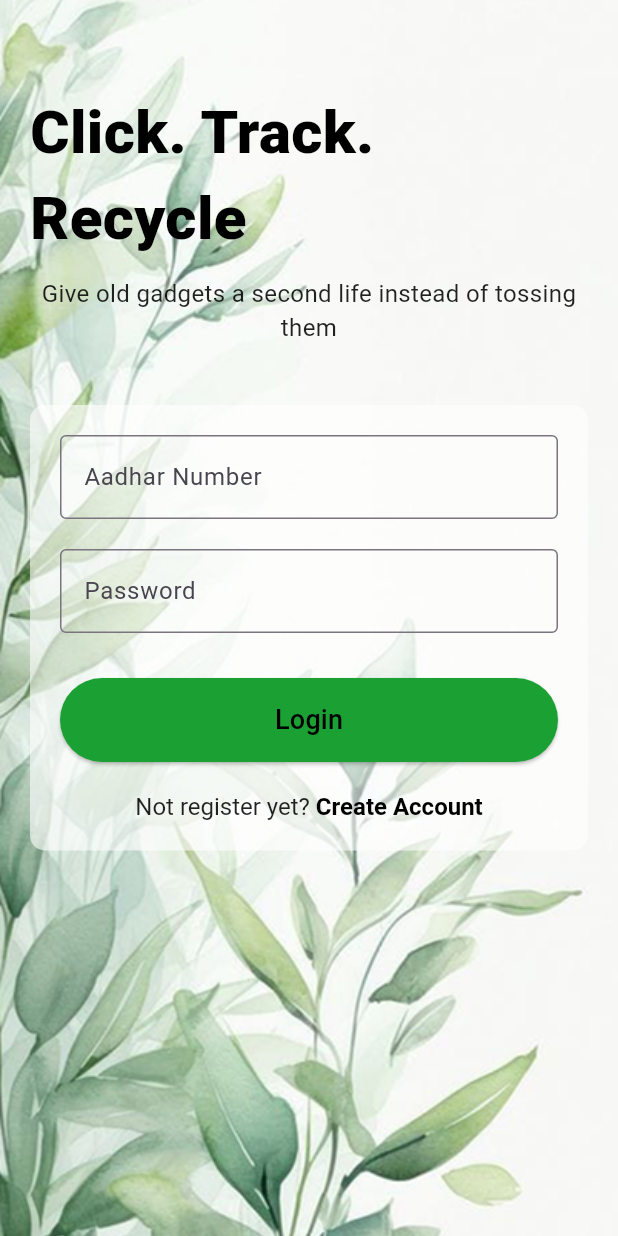
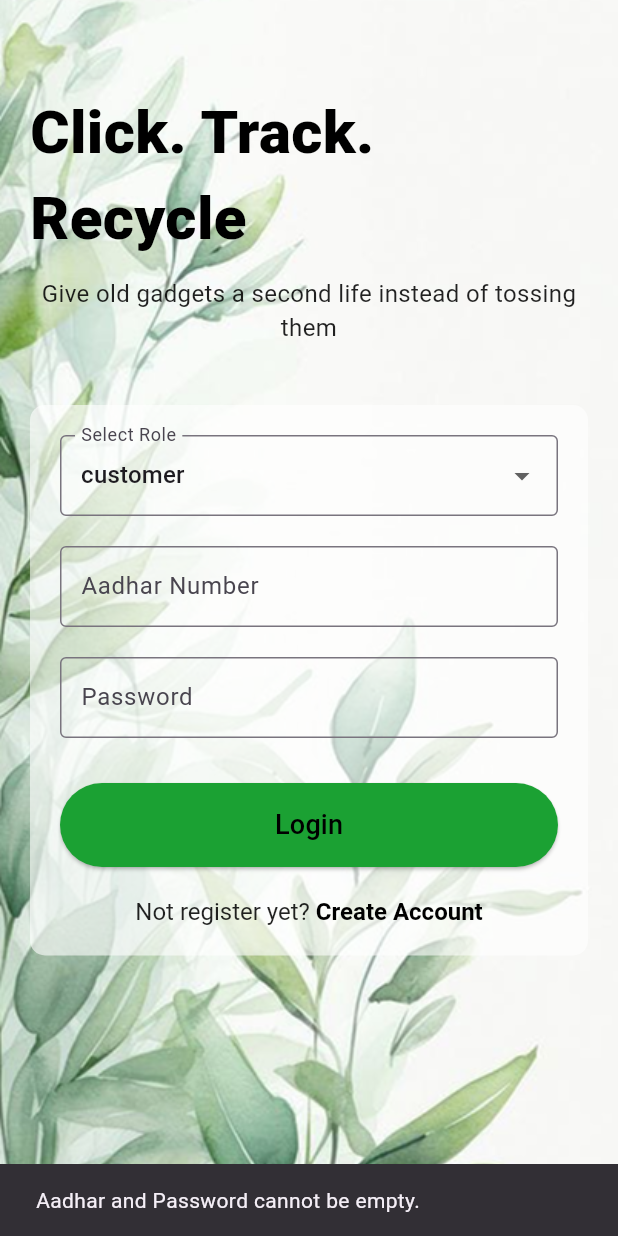
Before and after one commit to Lavitratyagi/recyclick, a Flutter app: the screen it shows after launch, after a tap on "Login", on a phone screen of 412 x 824 dp. Run offline on Flutter 3.47's test engine with Material 3 defaults, Android fonts, the phone set to English and light mode, and no system bars; our stand-ins replace flutter_map, geocoding, image_picker, latlong2, location; Roboto replaces fonts that are missing (Montserrat).

Commit message:
Add login functionality with role selection and input validation

```diff
--- a/lib/Api Service/api_service.dart
+++ b/lib/Api Service/api_service.dart
@@ -30,7 +30,6 @@ class ApiService {
         headers: {'Content-Type': 'application/json'},
         body: body,
       );
-      print(response.body);
       if (response.body == 'true') {
         return true;
       } else {
@@ -42,4 +41,27 @@ class ApiService {
       return false;
     }
   }
+
+  Future<bool> login({
+    required String role,
+    required int aadhar,
+    required String password,
+  }) async {
+    final url = Uri.parse('$_baseUrl/account/$role/login').replace(
+      queryParameters: {'aadhar': aadhar.toString(), 'password': password},
+    );
+
+    try {
+      final response = await http.get(url);
+      if (response.body == 'true') {
+        return true;
+      } else {
+        print('Login error: ${response.statusCode} - ${response.body}');
+        return false;
+      }
+    } catch (e) {
+      print('Login exception: $e');
+      return false;
+    }
+  }
 }
--- a/lib/screens/login.dart
+++ b/lib/screens/login.dart
@@ -1,8 +1,24 @@
+// login_page.dart
 import 'package:flutter/material.dart';
+import 'package:recyclick/Api%20Service/api_service.dart';
 import 'package:recyclick/screens/account_type.dart';
+import 'package:recyclick/screens/users/user_navigation.dart';
 
-class LoginPage extends StatelessWidget {
-  // Function for "Create Account" tap action
+class LoginPage extends StatefulWidget {
+  @override
+  _LoginPageState createState() => _LoginPageState();
+}
+
+class _LoginPageState extends State<LoginPage> {
+  // Controllers for text fields.
+  final TextEditingController _aadharController = TextEditingController();
+  final TextEditingController _passwordController = TextEditingController();
+
+  // Dropdown variables.
+  final List<String> _roles = ['customer', 'vendor', 'collector_company'];
+  String _selectedRole = 'customer';
+
+  // Function for "Create Account" tap action.
   void _onCreateAccountTap(BuildContext context) {
     Navigator.push(
       context,
@@ -10,36 +26,79 @@ class LoginPage extends StatelessWidget {
     );
   }
 
+  void _login() async {
+    // Validate that text fields are not empty.
+    if (_aadharController.text.isEmpty || _passwordController.text.isEmpty) {
+      ScaffoldMessenger.of(context).showSnackBar(
+        SnackBar(content: Text('Aadhar and Password cannot be empty.')),
+      );
+      return;
+    }
+
+    // Validate Aadhar number.
+    final int aadhar = int.tryParse(_aadharController.text) ?? 0;
+    if (aadhar == 0) {
+      ScaffoldMessenger.of(context).showSnackBar(
+        SnackBar(content: Text('Please enter a valid Aadhar Number.')),
+      );
+      return;
+    }
+
+    final String password = _passwordController.text;
+    final String role = _selectedRole;
+
+    // Initialize the API service.
+    final apiService = ApiService();
+
+    // Call the API to login.
+    final success = await apiService.login(
+      role: role,
+      aadhar: aadhar,
+      password: password,
+    );
+
+    if (success) {
+      Navigator.push(
+        context,
+        MaterialPageRoute(builder: (context) => UserHomePage()),
+      );
+    } else {
+      // Show error message.
+      ScaffoldMessenger.of(context).showSnackBar(
+        SnackBar(content: Text('Login failed. Please check your credentials.')),
+      );
+    }
+  }
+
   @override
   Widget build(BuildContext context) {
     return Scaffold(
-      // Remove any default app bar by leaving it null
+      // Remove any default app bar by leaving it null.
       body: Stack(
         fit: StackFit.expand,
         children: [
-          // Full-screen background image
+          // Full-screen background image.
           Image.asset('assets/main_bg.png', fit: BoxFit.cover),
-          // Overlay for the login form
+          // Overlay for the login form.
           SingleChildScrollView(
             child: Container(
               padding: EdgeInsets.symmetric(horizontal: 20.0, vertical: 60.0),
               child: Column(
                 crossAxisAlignment: CrossAxisAlignment.start,
                 children: [
-                  // Heading with Montserrat font, size 36, aligned to left
+                  // Heading with Montserrat font, size 40, aligned to left.
                   Text(
                     'Click. Track. Recycle',
                     style: TextStyle(
                       fontFamily: 'Montserrat',
                       fontSize: 40,
-                      fontWeight: FontWeight.w900, // Extra bold weight
+                      fontWeight: FontWeight.w900, // Extra bold weight.
                       color: Colors.black,
                     ),
                     textAlign: TextAlign.start,
                   ),
-
                   SizedBox(height: 10),
-                  // Subtext remains centered as before
+                  // Subtext remains centered.
                   Center(
                     child: Text(
                       'Give old gadgets a second life instead of tossing them',
@@ -48,7 +107,7 @@ class LoginPage extends StatelessWidget {
                     ),
                   ),
                   SizedBox(height: 40),
-                  // Container with white background and 60% opacity for text fields and buttons
+                  // Container with white background and 60% opacity for text fields and buttons.
                   Center(
                     child: Container(
                       padding: EdgeInsets.all(20),
@@ -58,31 +117,57 @@ class LoginPage extends StatelessWidget {
                       ),
                       child: Column(
                         children: [
-                          // Aadhar Number TextField
+                          // Dropdown for Role Selection.
+                          DropdownButtonFormField<String>(
+                            value: _selectedRole,
+                            decoration: InputDecoration(
+                              labelText: 'Select Role',
+                              border: OutlineInputBorder(),
+                              contentPadding: EdgeInsets.symmetric(
+                                  vertical: 15, horizontal: 10),
+                            ),
+                            items: _roles.map((String role) {
+                              return DropdownMenuItem<String>(
+                                value: role,
+                                child: Text(role),
+                              );
+                            }).toList(),
+                            onChanged: (newValue) {
+                              setState(() {
+                                _selectedRole = newValue!;
+                              });
+                            },
+                          ),
+                          SizedBox(height: 20),
+                          // Aadhar Number TextField.
                           TextField(
+                            controller: _aadharController,
                             keyboardType: TextInputType.number,
                             decoration: InputDecoration(
                               labelText: 'Aadhar Number',
                               border: OutlineInputBorder(),
+                              contentPadding: EdgeInsets.symmetric(
+                                  vertical: 15, horizontal: 10),
                             ),
                           ),
                           SizedBox(height: 20),
-                          // Password TextField
+                          // Password TextField.
                           TextField(
+                            controller: _passwordController,
                             obscureText: true,
                             decoration: InputDecoration(
                               labelText: 'Password',
                               border: OutlineInputBorder(),
+                              contentPadding: EdgeInsets.symmetric(
+                                  vertical: 15, horizontal: 10),
                             ),
                           ),
                           SizedBox(height: 30),
-                          // Login Button
+                          // Login Button.
                           SizedBox(
                             width: double.infinity,
                             child: ElevatedButton(
-                              onPressed: () {
-                                // Add login functionality here
-                              },
+                              onPressed: _login,
                               style: ElevatedButton.styleFrom(
                                 backgroundColor: Color(0xFF1BA133),
                                 foregroundColor: Colors.black,
@@ -95,7 +180,7 @@ class LoginPage extends StatelessWidget {
                             ),
                           ),
                           SizedBox(height: 20),
-                          // "Not register yet? Create Account" text
+                          // "Not register yet? Create Account" text.
                           GestureDetector(
                             onTap: () => _onCreateAccountTap(context),
                             child: RichText(
```
